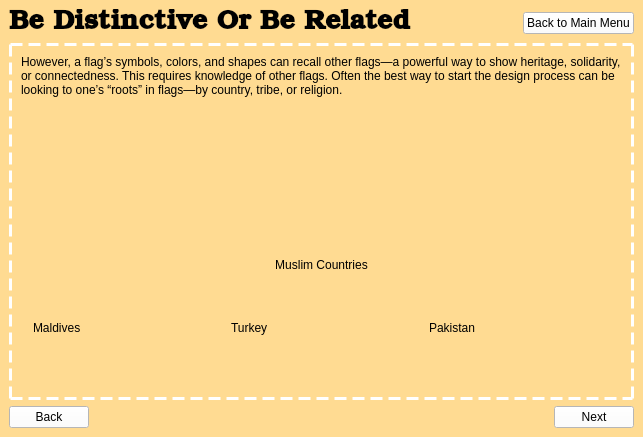
zxjorge/EDApp, file bedistinctiveorrelatedlesson.ui: the form before one commit.
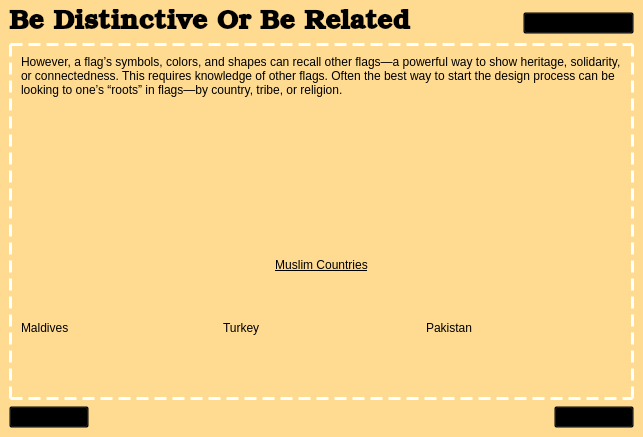
The form after the commit. The open tabs and pages were chosen to show the change. Icons and pictures are not drawn.

Commit message: ui for be distinct done

Patch:
```diff
--- a/bedistinctiveorrelatedlesson.ui
+++ b/bedistinctiveorrelatedlesson.ui
@@ -337,8 +337,9 @@
           <item>
            <widget class="QPushButton" name="mainMenu_2">
             <property name="styleSheet">
-             <string notr="true">background-color: rgb(255, 255, 255);
-font: 9pt &quot;Arial Narrow&quot;;</string>
+             <string notr="true">text-decoration: underline; 
+font: 9pt &quot;Arial Narrow&quot;;
+background-color: transparent;</string>
             </property>
             <property name="text">
              <string>Back to Main Menu</string>
@@ -380,7 +381,8 @@
              <item>
               <widget class="QLabel" name="label_12">
                <property name="styleSheet">
-                <string notr="true">font: 300 13pt &quot;Bookman Old Style&quot;;</string>
+                <string notr="true">font: 300 13pt &quot;Bookman Old Style&quot;;
+text-decoration: underline;</string>
                </property>
                <property name="text">
                 <string>Muslim Countries</string>
@@ -408,7 +410,7 @@
                   <widget class="QLabel" name="label_13">
                    <property name="maximumSize">
                     <size>
-                     <width>180</width>
+                     <width>200</width>
                      <height>133</height>
                     </size>
                    </property>
@@ -441,7 +443,7 @@
                   <widget class="QLabel" name="label_15">
                    <property name="maximumSize">
                     <size>
-                     <width>180</width>
+                     <width>200</width>
                      <height>133</height>
                     </size>
                    </property>
@@ -474,7 +476,7 @@
                   <widget class="QLabel" name="label_17">
                    <property name="maximumSize">
                     <size>
-                     <width>180</width>
+                     <width>200</width>
                      <height>133</height>
                     </size>
                    </property>
@@ -505,8 +507,9 @@
         <item>
          <widget class="QPushButton" name="backButton">
           <property name="styleSheet">
-           <string notr="true">background-color: rgb(255, 255, 255);
-font: 9pt &quot;Arial Narrow&quot;;</string>
+           <string notr="true">text-decoration: underline; 
+font: 9pt &quot;Arial Narrow&quot;;
+background-color: transparent;</string>
           </property>
           <property name="text">
            <string>Back</string>
@@ -529,8 +532,9 @@
         <item>
          <widget class="QPushButton" name="nextButton_2">
           <property name="styleSheet">
-           <string notr="true">background-color: rgb(255, 255, 255);
-font: 9pt &quot;Arial Narrow&quot;;</string>
+           <string notr="true">text-decoration: underline; 
+font: 9pt &quot;Arial Narrow&quot;;
+background-color: transparent;</string>
           </property>
           <property name="text">
            <string>Next</string>
```
Left out of the diff: 14 changed lines with no effect on the pictures.
